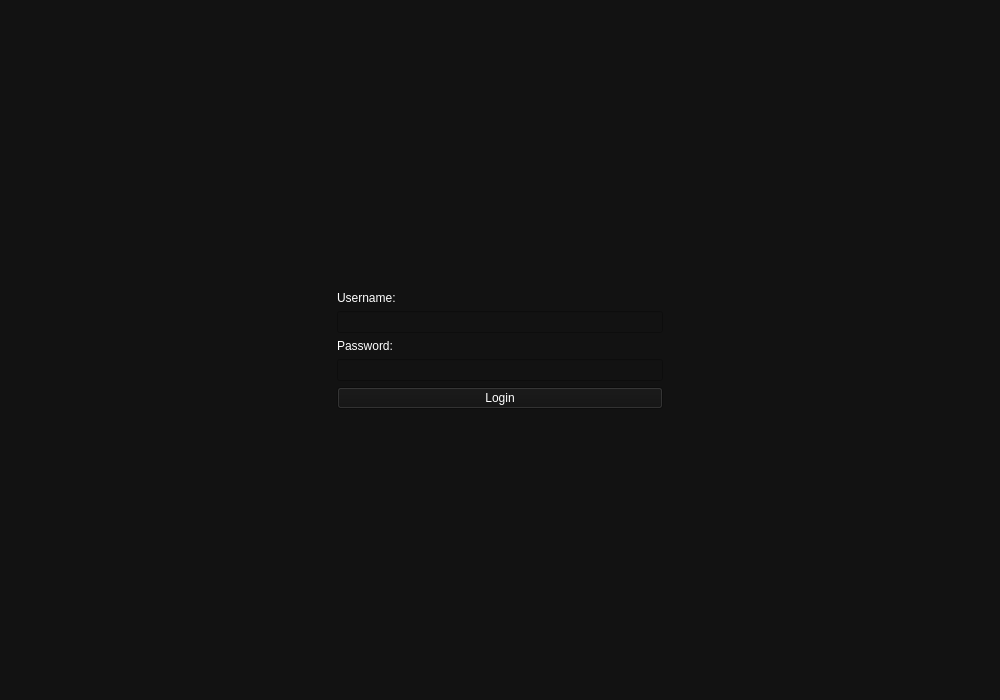
First picture: the form in frontend/ui/login.ui, repository Pauldechassey/Minatt-ck, before the edit.
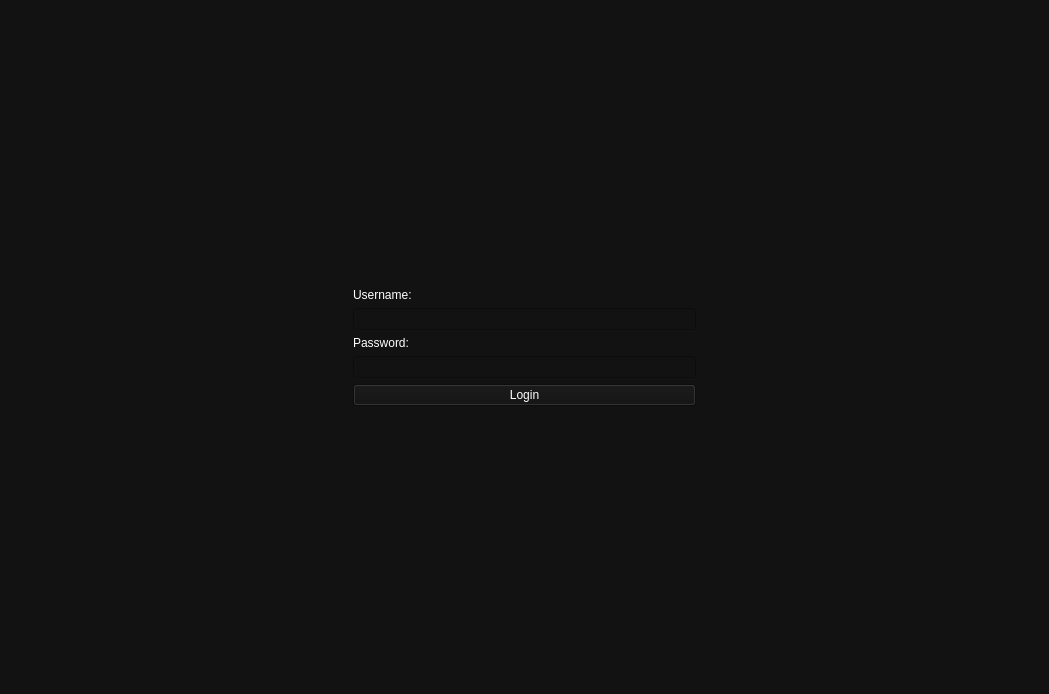
Second picture: the form after the edit.

```diff
--- a/frontend/ui/login.ui
+++ b/frontend/ui/login.ui
@@ -6,8 +6,8 @@
    <rect>
     <x>0</x>
     <y>0</y>
-    <width>1000</width>
-    <height>700</height>
+    <width>1049</width>
+    <height>694</height>
    </rect>
   </property>
   <property name="windowTitle">
@@ -20,6 +20,9 @@
   <layout class="QGridLayout" name="gridLayout">
    <item row="0" column="0">
     <layout class="QGridLayout" name="gridLayoutLogin">
+     <property name="sizeConstraint">
+      <enum>QLayout::SizeConstraint::SetMaximumSize</enum>
+     </property>
      <item row="0" column="1">
       <spacer name="verticalSpacerTopLogin">
        <property name="orientation">
```
